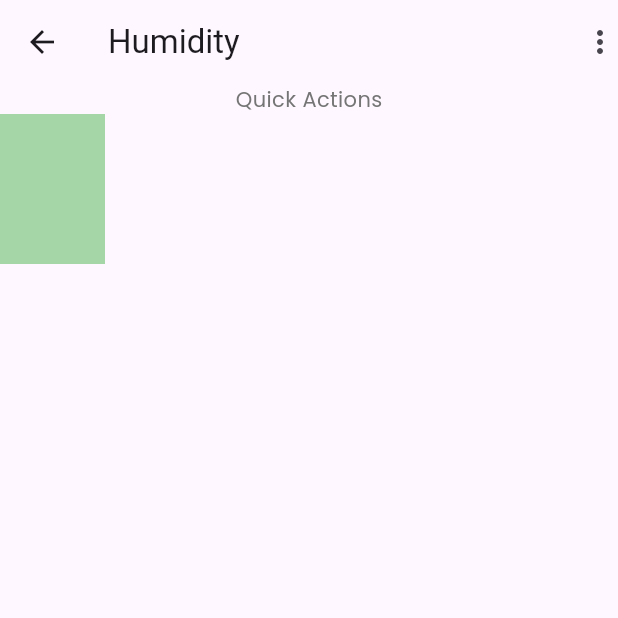
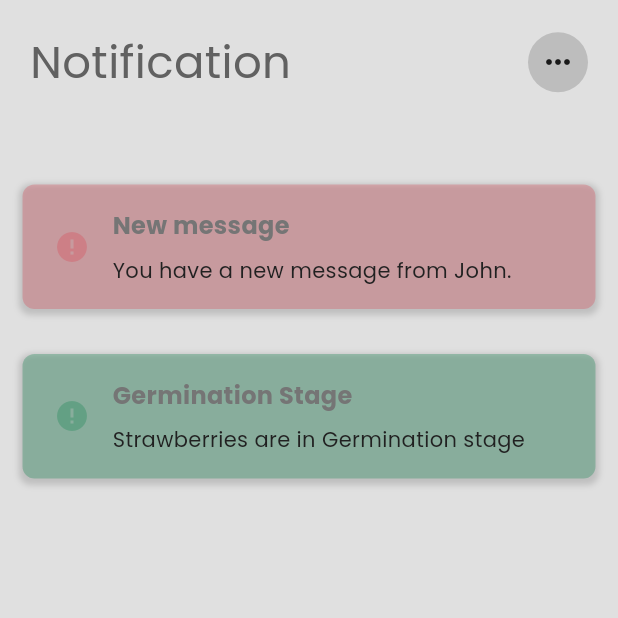
Before and after one commit to donald-88/smart-farm-app, a Flutter app: the screen it shows after launch, on a phone screen of 412 x 824 dp, the top half of it. Run offline on Flutter 3.47's test engine with Material 2 defaults, Android fonts, the phone set to English and light mode, and no system bars; our stand-ins replace dio, google_fonts, smooth_page_indicator, syncfusion_flutter_charts, syncfusion_flutter_gauges.

Commit message:
Notification

```diff
--- a/smart_farm/lib/main.dart
+++ b/smart_farm/lib/main.dart
@@ -1,6 +1,6 @@
 import 'package:flutter/material.dart';
 import 'package:google_fonts/google_fonts.dart';
-import 'package:smart_farm/pages/quick-actions/humidity-actions.dart';
+import 'package:smart_farm/pages/notification.dart';
 
 void main() {
   runApp(const MyApp());
@@ -26,6 +26,6 @@ class MyApp extends StatelessWidget {
                     color: Colors.white),
                 bodyMedium: GoogleFonts.poppins(
                     fontSize: 14, color: Colors.grey[600]))),
-        home: const HumidityActions());
+        home: const Notifications());
   }
 }
--- /dev/null
+++ b/smart_farm/lib/pages/notification.dart
@@ -0,0 +1,52 @@
+import 'package:flutter/material.dart';
+import '../util/notification.dart';
+
+class Notifications extends StatefulWidget {
+  const Notifications({super.key});
+
+  @override
+  State<Notifications> createState() => _NotificationsState();
+}
+
+class _NotificationsState extends State<Notifications> {
+  @override
+  Widget build(BuildContext context) {
+    return Scaffold(
+      backgroundColor: Colors.grey[300],
+      body: SafeArea(
+          child: Column(
+        children: [
+          Padding(
+            padding: const EdgeInsets.all(20.0),
+            child: Row(
+              mainAxisAlignment: MainAxisAlignment.spaceBetween,
+              children: [
+                Text(
+                  "Notification",
+                  style: TextStyle(fontSize: 30, color: Colors.grey[700]),
+                ),
+                // user account logo
+                Container(
+                    padding: EdgeInsets.all(8),
+                    decoration: BoxDecoration(
+                        color: Colors.grey[400], shape: BoxShape.circle),
+                    child: Icon(Icons.more_horiz_outlined)),
+              ],
+            ),
+          ),
+          SizedBox(height: 25.0),
+          NotificationComponent(
+            title: 'New message',
+            message: 'You have a new message from John.',
+            color: 0xDC3545DC3545,
+          ),
+          NotificationComponent(
+            title: 'Germination Stage',
+            message: 'Strawberries are in Germination stage',
+            color: 0x198754198754,
+          ),
+        ],
+      )),
+    );
+  }
+}
--- a/smart_farm/lib/util/main_card.dart
+++ b/smart_farm/lib/util/main_card.dart
@@ -37,7 +37,7 @@ class MainCard extends StatelessWidget {
               mainAxisAlignment: MainAxisAlignment.spaceBetween,
               children: [
                 Container(
-                    height: 40, child: Image.asset('lib/assets/rain.png')),
+                    height: 40, child: Image.asset('assets/icons/drop.png')),
                 Column(
                   children: [
                     Text(
@@ -94,7 +94,8 @@ class MainCard extends StatelessWidget {
                   mainAxisAlignment: MainAxisAlignment.spaceBetween,
                   children: [
                     Container(
-                        height: 40, child: Image.asset('lib/assets/drop.png')),
+                        height: 40,
+                        child: Image.asset('assets/icons/rain.png')),
                     Column(
                       children: [
                         Text(
--- /dev/null
+++ b/smart_farm/lib/util/notification.dart
@@ -0,0 +1,71 @@
+import 'package:flutter/material.dart';
+
+class NotificationComponent extends StatelessWidget {
+  final String title;
+  final String message;
+  final int color;
+
+  NotificationComponent({
+    required this.title,
+    required this.message,
+    required this.color,
+  });
+
+  @override
+  Widget build(BuildContext context) {
+    return Padding(
+      padding: const EdgeInsets.all(15.0),
+      child: Container(
+        padding: EdgeInsets.all(16),
+        decoration: BoxDecoration(
+          color: Color(color),
+          borderRadius: BorderRadius.circular(8),
+          boxShadow: [
+            BoxShadow(
+              color: Colors.grey.withOpacity(0.5),
+              spreadRadius: 2,
+              blurRadius: 3,
+              offset: Offset(0, 2),
+            ),
+          ],
+        ),
+        child: Column(
+          crossAxisAlignment: CrossAxisAlignment.start,
+          children: [
+            Row(
+              children: [
+                Padding(
+                  padding: const EdgeInsets.symmetric(horizontal: 5),
+                  child: Icon(
+                    Icons.error,
+                    color: Color(color),
+                  ),
+                ),
+                Padding(
+                  padding: const EdgeInsets.symmetric(horizontal: 10),
+                  child: Column(
+                    crossAxisAlignment: CrossAxisAlignment.start,
+                    children: [
+                      Text(
+                        title,
+                        style: TextStyle(
+                          fontWeight: FontWeight.bold,
+                          fontSize: 16,
+                        ),
+                      ),
+                      SizedBox(height: 8),
+                      Text(
+                        message,
+                        style: TextStyle(color: Colors.grey[900]),
+                      ),
+                    ],
+                  ),
+                ),
+              ],
+            ),
+          ],
+        ),
+      ),
+    );
+  }
+}
```
